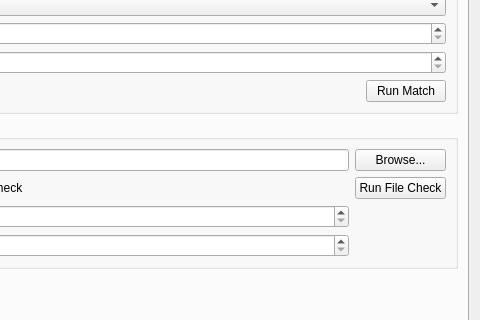
Old version of the form src/gui/SettingsWindow.ui in the repository orkiman/MachineController; both pictures show x 182 to 662 and y 346 to 666 of the 662 by 772 pixel window.
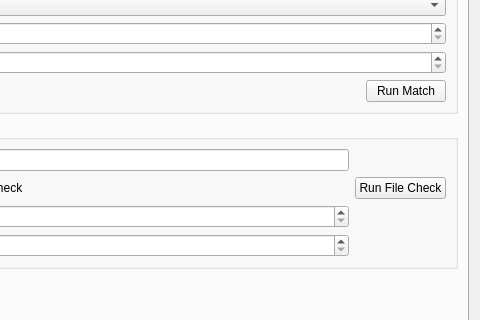
New version of the form. The open tabs and pages were chosen to show the change.

The edit to the form file:
```diff
--- a/src/gui/SettingsWindow.ui
+++ b/src/gui/SettingsWindow.ui
@@ -1126,13 +1126,6 @@
           <item row="0" column="1">
            <widget class="QLineEdit" name="testsFilePathLineEdit"/>
           </item>
-          <item row="0" column="2">
-           <widget class="QPushButton" name="testsBrowseFileButton">
-            <property name="text">
-             <string>Browse...</string>
-            </property>
-           </widget>
-          </item>
           <item row="1" column="0" colspan="2">
            <widget class="QCheckBox" name="testsMasterInFileEnableCheckBox">
             <property name="text">
```
